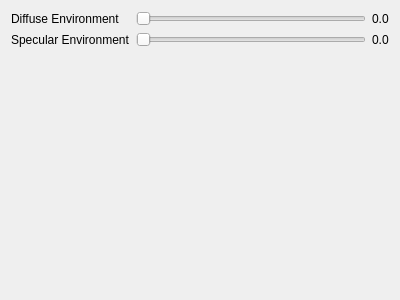
Above: src/editor/settings.ui from frame-r/RenderMaster before the change. Below: the same form after it.
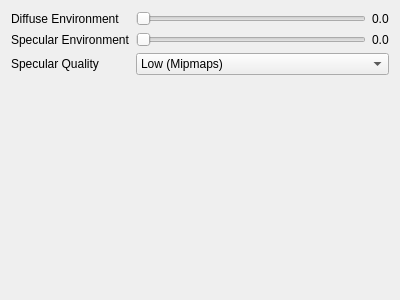
That is the form after the change.

Commit message: specular quality parameter

What changed in the file:
```diff
--- a/src/editor/settings.ui
+++ b/src/editor/settings.ui
@@ -72,6 +72,27 @@
      </item>
     </layout>
    </item>
+   <item row="2" column="0">
+    <widget class="QLabel" name="label">
+     <property name="text">
+      <string>Specular Quality</string>
+     </property>
+    </widget>
+   </item>
+   <item row="2" column="1">
+    <widget class="QComboBox" name="spec_quality_cb">
+     <item>
+      <property name="text">
+       <string>Low (Mipmaps)</string>
+      </property>
+     </item>
+     <item>
+      <property name="text">
+       <string>High (GGX)</string>
+      </property>
+     </item>
+    </widget>
+   </item>
   </layout>
  </widget>
  <resources/>
```
The commit also changes 9 other files.
